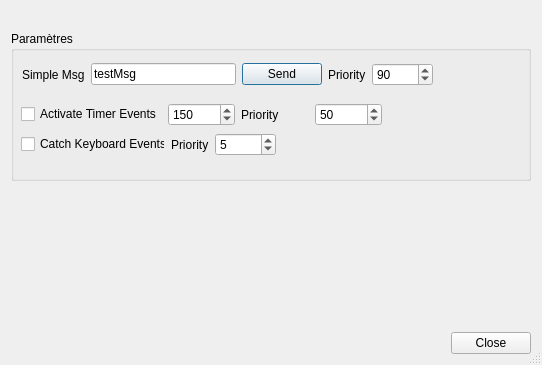
Above: mydialog.ui from katiki-wtk/protoEventLoop before the change. Below: the same form after it.
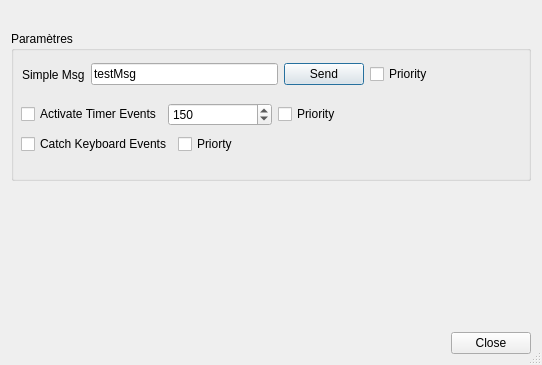
That is the form after the change.

```diff
--- a/mydialog.ui
+++ b/mydialog.ui
@@ -46,7 +46,7 @@
        <rect>
         <x>10</x>
         <y>100</y>
-        <width>255</width>
+        <width>276</width>
         <height>27</height>
        </rect>
       </property>
@@ -59,19 +59,9 @@
         </widget>
        </item>
        <item>
-        <widget class="QLabel" name="label_2">
+        <widget class="QCheckBox" name="chbox_pri_kb">
          <property name="text">
-          <string>Priority</string>
-         </property>
-        </widget>
-       </item>
-       <item>
-        <widget class="QSpinBox" name="spin_key_pri">
-         <property name="maximum">
-          <number>50000</number>
-         </property>
-         <property name="value">
-          <number>5</number>
+          <string>Priorty</string>
          </property>
         </widget>
        </item>
@@ -105,22 +95,12 @@
         </widget>
        </item>
        <item>
-        <widget class="QLabel" name="label_3">
+        <widget class="QCheckBox" name="chbox_pri_timer">
          <property name="text">
           <string>Priority</string>
          </property>
         </widget>
        </item>
-       <item>
-        <widget class="QSpinBox" name="spin_timer_pri">
-         <property name="maximum">
-          <number>50000</number>
-         </property>
-         <property name="value">
-          <number>50</number>
-         </property>
-        </widget>
-       </item>
       </layout>
      </widget>
      <widget class="QWidget" name="layoutWidget">
@@ -155,22 +135,12 @@
         </widget>
        </item>
        <item>
-        <widget class="QLabel" name="label_4">
+        <widget class="QCheckBox" name="chbox_pri_msg">
          <property name="text">
           <string>Priority</string>
          </property>
         </widget>
        </item>
-       <item>
-        <widget class="QSpinBox" name="spin_msg_pri">
-         <property name="maximum">
-          <number>50000</number>
-         </property>
-         <property name="value">
-          <number>90</number>
-         </property>
-        </widget>
-       </item>
       </layout>
      </widget>
     </widget>
```
